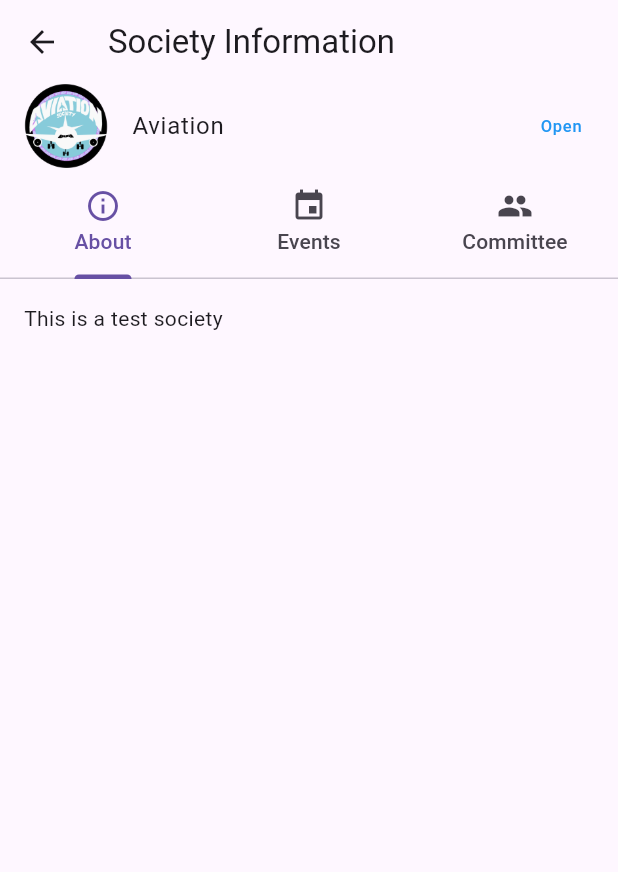
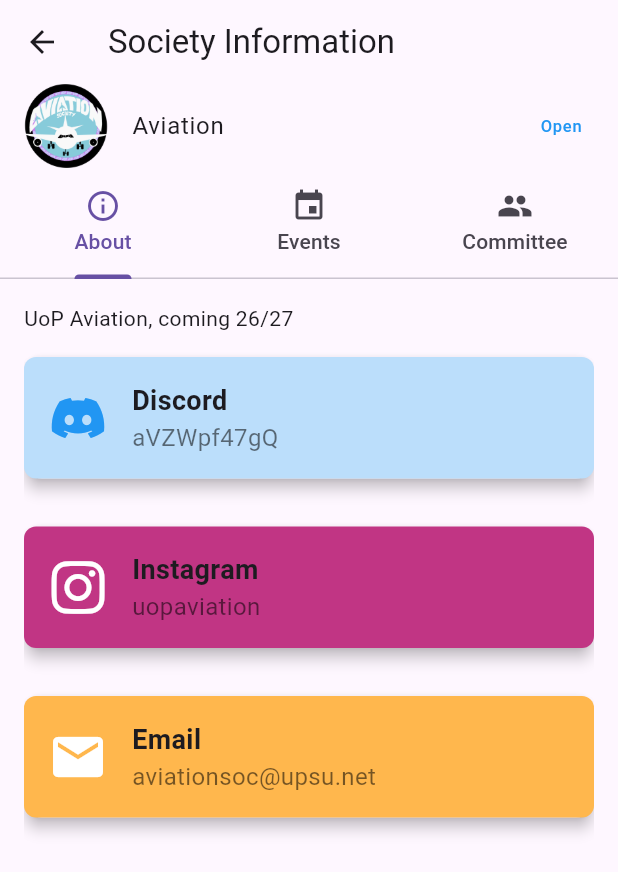
Before and after one commit to 5C-UoP/soc-drawer, a Flutter app: the screen it shows after launch, after a tap on "Aviation", on a phone screen of 412 x 824 dp. Shown: the top 872 px of the screen. Run offline on Flutter 3.47's test engine with Material 3 defaults, Android fonts, the light colour scheme and no system bars; our stand-ins replace font_awesome_flutter, table_calendar; generated files the repository leaves out were written again.

Commit message:
Add social links to about tab and better layout for societies code

```diff
--- a/lib/main.dart
+++ b/lib/main.dart
@@ -24,7 +24,7 @@
   // SettingsView.
   runApp(MaterialApp(
     restorationScopeId: 'app',
-    home: const SocietyItemListView(),
+    home: SocietyItemListView(),
     onGenerateRoute: (RouteSettings routeSettings) {
       return MaterialPageRoute<void>(
         builder: (BuildContext context) {
@@ -37,7 +37,7 @@
               return SocietyItemDetailsView(args: args);
             case SocietyItemListView.routeName:
             default:
-              return const SocietyItemListView();
+              return SocietyItemListView();
           }
         },
       );
--- a/lib/src/app.dart
+++ b/lib/src/app.dart
@@ -2,11 +2,11 @@
 import 'package:flutter_gen/gen_l10n/app_localizations.dart';
 import 'package:flutter_localizations/flutter_localizations.dart';
 
+import 'calendarView.dart';
 import 'settings/settings_controller.dart';
 import 'settings/settings_view.dart';
 import 'socieites/socieity_details_view.dart';
 import 'socieites/socieity_list_view.dart';
-import 'calendarView.dart';
 
 /// The Widget that configures your application.
 class MyApp extends StatelessWidget {
@@ -75,7 +75,7 @@
                   // return const SocietyItemDetailsView();
                   case SocietyItemListView.routeName:
                   default:
-                    return const SocietyItemListView();
+                    return SocietyItemListView();
                     return CalendarView();
                 }
               },
--- /dev/null
+++ b/lib/src/components/social_card.dart
@@ -0,0 +1,153 @@
+import 'package:flutter/material.dart';
+import 'package:font_awesome_flutter/font_awesome_flutter.dart';
+import 'package:url_launcher/url_launcher.dart';
+
+class SocialCard extends StatelessWidget {
+  final Icon icon;
+  final String title;
+  final String code;
+  final Color bg;
+  final String url;
+  final bool isMail;
+
+  const SocialCard(
+      {super.key,
+      required this.icon,
+      required this.title,
+      required this.code,
+      required this.url,
+      required this.bg,
+      this.isMail = false});
+
+  @override
+  Widget build(BuildContext context) {
+    return Card(
+      elevation: 4,
+      margin: const EdgeInsets.symmetric(vertical: 16),
+      child: InkWell(
+        onTap: () async {
+          if (!isMail) {
+            await launchUrl(Uri.parse(url));
+          } else {
+            await launchUrl(
+              Uri(
+                scheme: 'mailto',
+                path: code,
+                queryParameters: {
+                  'subject': 'Test',
+                },
+              ),
+            );
+          }
+        },
+        child: Container(
+          decoration: BoxDecoration(
+            color: bg,
+            borderRadius: BorderRadius.circular(8),
+          ),
+          width: double.infinity,
+          padding: const EdgeInsets.all(16),
+          child: Row(
+            children: [
+              icon,
+              const SizedBox(width: 16),
+              Expanded(
+                child: Column(
+                  crossAxisAlignment: CrossAxisAlignment.start,
+                  children: [
+                    Text(
+                      title,
+                      style: const TextStyle(
+                          fontSize: 18, fontWeight: FontWeight.bold),
+                    ),
+                    Text(
+                      code,
+                      style:
+                          const TextStyle(fontSize: 16, color: Colors.black54),
+                    ),
+                  ],
+                ),
+              ),
+            ],
+          ),
+        ),
+      ),
+    );
+  }
+}
+
+class DiscordCard extends SocialCard {
+  DiscordCard({
+    super.key,
+    required super.code,
+  }) : super(
+          icon: const Icon(Icons.discord, size: 40, color: Colors.blue),
+          title: "Discord",
+          url: "https://discord.com/invite/${code}",
+          bg: Colors.blue.shade100,
+        );
+}
+
+class InstagramCard extends SocialCard {
+  const InstagramCard({
+    super.key,
+    required super.code,
+  }) : super(
+          icon: const Icon(
+            FontAwesomeIcons.instagram,
+            size: 40,
+            color: Colors.white,
+          ),
+          title: "Instagram",
+          url: "https://instagram.com/${code}",
+          bg: const Color(0xFFC13584),
+        );
+}
+
+class WhatsappCard extends SocialCard {
+  const WhatsappCard({
+    super.key,
+    required super.code,
+  }) : super(
+          icon: const Icon(
+            FontAwesomeIcons.whatsapp,
+            size: 40,
+            color: Colors.white,
+          ),
+          title: "Whtasapp",
+          url: "https://chat.whatsapp.com/${code}",
+          bg: const Color(0xFF25D366),
+        );
+}
+
+class EmailCard extends SocialCard {
+  EmailCard({
+    super.key,
+    required super.code,
+  }) : super(
+            icon: const Icon(
+              Icons.email,
+              size: 40,
+              color: Colors.white,
+            ),
+            title: "Email",
+            url: "mailto:${code}",
+            bg: Colors.orange.shade300,
+            isMail: true);
+}
+
+// I expect very few if not no societies to have a website. BUT the it society does have one :)
+class WebsiteCard extends SocialCard {
+  WebsiteCard({
+    super.key,
+    required super.code,
+  }) : super(
+            icon: const Icon(
+              FontAwesomeIcons.globe,
+              size: 40,
+              color: Colors.black,
+            ),
+            title: "Website",
+            url: code,
+            bg: Colors.white);
+}
--- a/lib/src/socieites/example_socs.dart
+++ b/lib/src/socieites/example_socs.dart
@@ -13,7 +13,11 @@
       "Secretary": "Mark Kiss"
     },
     "8HRQT",
-      description: "This is a test society"),
+    description: "UoP Aviation, coming 26/27",
+    discordCode: 'aVZWpf47gQ',
+    instagramHandle: 'uopaviation',
+    mail: "aviationsoc@upsu.net",
+  ),
   Socieity(
       2,
       "IT Soc",
@@ -46,7 +50,11 @@
 
           The best part is that membership is FREE! We welcome all students from across the university to get involved for whatever reason, JUST GET INVOLVED, GET COMPUTING!!!
 
-          Email - ITsoc@upsu.net"""),
+          Email - ITsoc@upsu.net""",
+      discordCode: 'WsprV4sDZs',
+      mail: 'ITsoc@upsu.net',
+      instagramHandle: 'theitsoc',
+      website: 'https://itsociety.co.uk'),
   Socieity(
       3,
       "Pool",
@@ -70,7 +78,9 @@
 
 https://chat.whatsapp.com/GIrp2HRJEen6rWn6DQM8hg
 
-https://www.instagram.com/uop_poolsoc?igsh=eWh5Mmd0aHh3eWZy"""),
+https://www.instagram.com/uop_poolsoc?igsh=eWh5Mmd0aHh3eWZy""",
+      instagramHandle: "uop_poolsoc",
+      whatsapp: "GIrp2HRJEen6rWn6DQM8hg"),
   Socieity(
       4,
       "Jolly Roger Society",
@@ -87,5 +97,7 @@
       },
       "FGF24",
       description:
-          "Ahoy! Welcome to Portsmouth's Jolly Roger Society, a pirate themed society that runs chill social events! ")
+          "Ahoy! Welcome to Portsmouth's Jolly Roger Society, a pirate themed society that runs chill social events! ",
+      discordCode: '73y5q5T7Dt',
+      instagramHandle: 'uop_jollyroger')
 ];
--- a/lib/src/socieites/socieity_details_view.dart
+++ b/lib/src/socieites/socieity_details_view.dart
@@ -1,4 +1,5 @@
 import 'package:flutter/material.dart';
+import 'package:socdrawer/src/components/social_card.dart';
 import 'package:url_launcher/url_launcher.dart';
 
 /// Displays detailed information about a SampleItem.
@@ -39,11 +40,7 @@
                 onTap: () async {
                   final url =
                       "https://upsu.net/groups/${soc.code}/${soc.name.toString().toLowerCase().replaceAll(" ", "-")}";
-                  if (url != null) {
-                    print("launching url");
-                    await launchUrl(Uri.parse(url));
-                    print("launched");
-                  }
+                  await launchUrl(Uri.parse(url));
                 },
                 child: Text(
                   soc.joined ? "Open" : "Join",
@@ -67,7 +64,24 @@
                 child: TabBarView(children: [
                   // We can't have SingleChildScrollView otherwise the tabs would scroll too
                   SingleChildScrollView(
-                    child: Text(soc.description),
+                    child: Column(
+                      crossAxisAlignment: CrossAxisAlignment.start,
+                      children: [
+                        Text(soc.description),
+                        if (soc.discordCode != null)
+                          DiscordCard(
+                            code: soc.discordCode,
+                          ),
+                        if (soc.instagramHandle != null)
+                          InstagramCard(
+                            code: soc.instagramHandle,
+                          ),
+                        if (soc.whatsapp != null)
+                          WhatsappCard(code: soc.whatsapp),
+                        if (soc.mail != null) EmailCard(code: soc.mail),
+                        if (soc.website != null) WebsiteCard(code: soc.website)
+                      ],
+                    ),
                   ),
                   const SingleChildScrollView(
                     child: Center(
--- a/lib/src/socieites/socieity_list_view.dart
+++ b/lib/src/socieites/socieity_list_view.dart
@@ -8,12 +8,12 @@
 class SocietyItemListView extends StatelessWidget {
   const SocietyItemListView({
     super.key,
-    this.items = socieities,
+    List<Socieity>? items,
   });
 
   static const routeName = '/societies';
 
-  final List<Socieity> items;
+  final List<Socieity> items = socieities;
 
   @override
   Widget build(BuildContext context) {
--- a/pubspec.yaml
+++ b/pubspec.yaml
@@ -19,6 +19,7 @@
 
   table_calendar: ^3.0.9
   url_launcher: ^6.3.1
+  font_awesome_flutter: ^10.8.0
 
 
 dev_dependencies:
```
Also changed, not shown: lib/src/socieites/society.dart (+11 -1 lines), pubspec.lock. Lines whose indentation alone changed are shown as unchanged.
